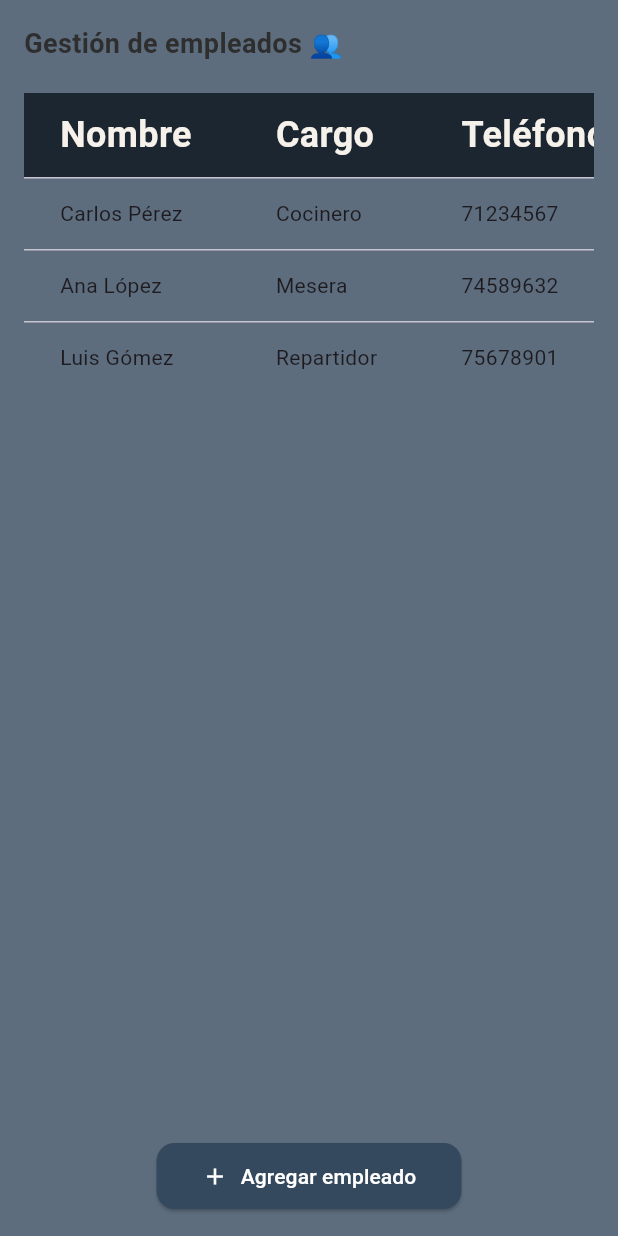
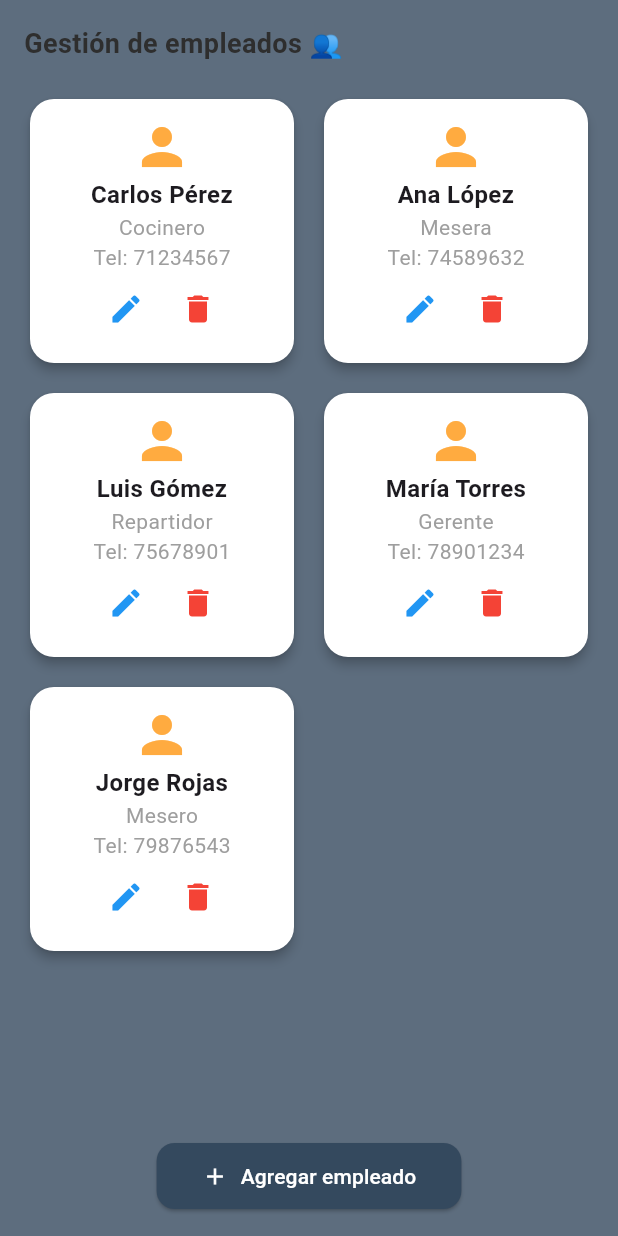
Before and after one commit to baldy777/front_restaurante_apk, a Flutter app: the EmpleadosVista screen opened directly, on a phone screen of 412 x 824 dp. Run offline on Flutter 3.47's test engine with Material 3 defaults, Android fonts, the phone set to English and light mode, and no system bars; Roboto replaces fonts that are missing (arial).

Commit message:
feat: adicion de cards para vista de empleados

```diff
--- a/lib/pages/usuarios/tabla_empleados.dart
+++ b/lib/pages/usuarios/tabla_empleados.dart
@@ -9,11 +9,12 @@ class EmpleadosVista extends StatefulWidget {
 }
 
 class _EmpleadosVistaState extends State<EmpleadosVista> {
-  // Lista temporal de empleados (puedes reemplazarla luego con datos de tu backend)
   final List<Map<String, String>> empleados = [
     {"nombre": "Carlos Pérez", "cargo": "Cocinero", "telefono": "71234567"},
     {"nombre": "Ana López", "cargo": "Mesera", "telefono": "74589632"},
     {"nombre": "Luis Gómez", "cargo": "Repartidor", "telefono": "75678901"},
+    {"nombre": "María Torres", "cargo": "Gerente", "telefono": "78901234"},
+    {"nombre": "Jorge Rojas", "cargo": "Mesero", "telefono": "79876543"},
   ];
 
   @override
@@ -25,37 +26,53 @@ class _EmpleadosVistaState extends State<EmpleadosVista> {
         child: Column(
           crossAxisAlignment: CrossAxisAlignment.start,
           children: [
-            const Text(
-              'Gestión de empleados 👥',
-              style: TextoStyle.contenido,
-            ),
+            const Text('Gestión de empleados 👥', style: TextoStyle.contenido),
             const SizedBox(height: 20),
 
-            // Tabla
+            // Grid de empleados (2 por fila)
             Expanded(
-              child: SingleChildScrollView(
-                scrollDirection: Axis.horizontal,
-                child: DataTable(
-                  headingRowColor: WidgetStateProperty.all(ColoresStyle.encabezado),
-                  dataRowColor: WidgetStateProperty.resolveWith(
-                    (states) => states.contains(WidgetState.selected)
-                        // ignore: deprecated_member_use
-                        ? ColoresStyle.acento.withOpacity(0.2)
-                        : ColoresStyle.fondo,
+              child: GridView.count(
+                crossAxisCount: 2,
+                crossAxisSpacing: 12,
+                mainAxisSpacing: 12,
+                childAspectRatio: 1,
+                children: empleados.map((empleado) {
+                  return Card(
+                    color: Colors.white,
+                    shape: RoundedRectangleBorder(
+                      borderRadius: BorderRadius.circular(16),
                     ),
-                  headingTextStyle: TextoStyle.titulo,
-                  columns: const [
-                    DataColumn(label: Text('Nombre')),
-                    DataColumn(label: Text('Cargo')),
-                    DataColumn(label: Text('Teléfono')),
-                    DataColumn(label: Text('Acciones')),
-                  ],
-                  rows: empleados.map((empleado) {
-                    return DataRow(cells: [
-                      DataCell(Text(empleado['nombre']!)),
-                      DataCell(Text(empleado['cargo']!)),
-                      DataCell(Text(empleado['telefono']!)),
-                      DataCell(Row(
+                    elevation: 3,
+                    child: Padding(
+                      padding: const EdgeInsets.all(12),
+                      child: Column(
+                        mainAxisAlignment: MainAxisAlignment.spaceBetween,
+                        children: [
+                          const Icon(Icons.person, size: 40, color: Colors.orangeAccent),
+                          Text(
+                            empleado['nombre']!,
+                            textAlign: TextAlign.center,
+                            style: const TextStyle(
+                              fontWeight: FontWeight.bold,
+                              fontSize: 16,
+                            ),
+                          ),
+                          Text(
+                            empleado['cargo']!,
+                            style: const TextStyle(
+                              color: Colors.grey,
+                              fontSize: 14,
+                            ),
+                          ),
+                          Text(
+                            "Tel: ${empleado['telefono']}",
+                            style: const TextStyle(
+                              color: Colors.grey,
+                              fontSize: 14,
+                            ),
+                          ),
+                          Row(
+                            mainAxisAlignment: MainAxisAlignment.center,
                             children: [
                               IconButton(
                                 icon: const Icon(Icons.edit, color: Colors.blue),
@@ -70,14 +87,17 @@ class _EmpleadosVistaState extends State<EmpleadosVista> {
                                 },
                               ),
                             ],
-                      )),
-                    ]);
+                          ),
+                        ],
+                      ),
+                    ),
+                  );
                 }).toList(),
-                ),
               ),
             ),
 
             const SizedBox(height: 20),
+
             // Botón para agregar nuevo empleado
             Center(
               child: ElevatedButton.icon(
```
Lines whose indentation alone changed are shown as unchanged.
